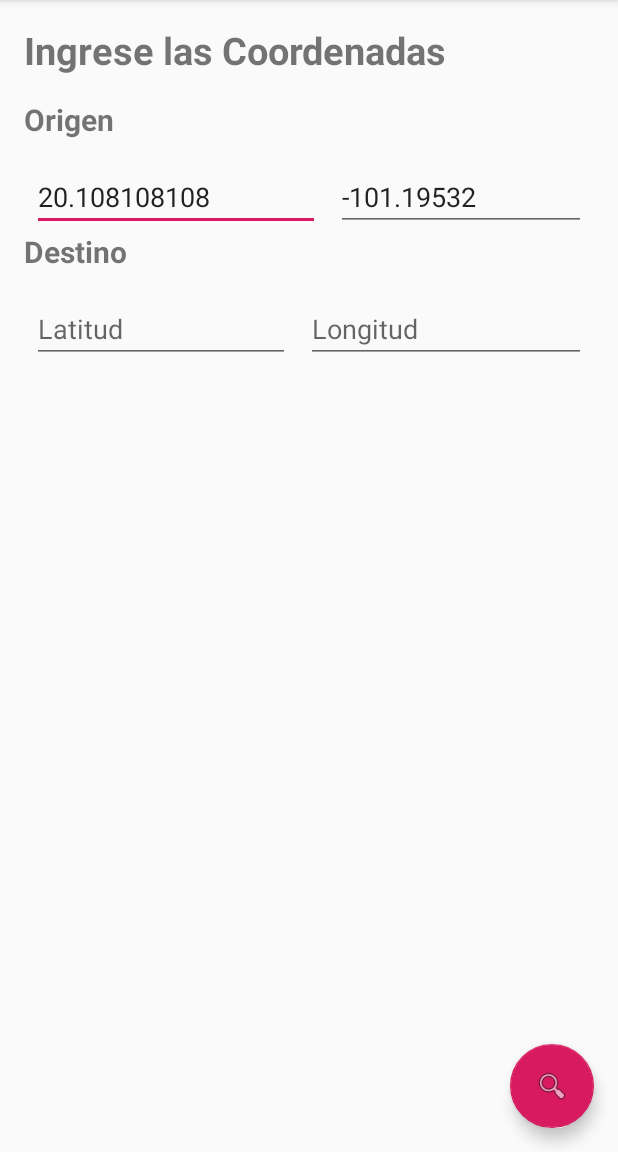
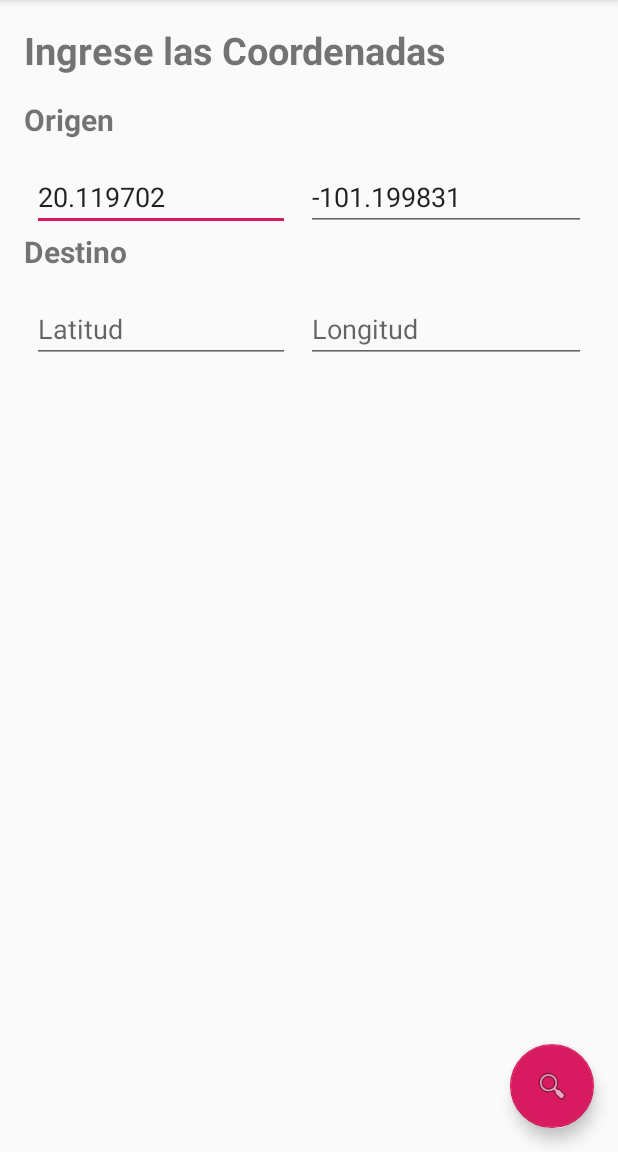
Before and after one commit to berelucy/mapitas, an Android app: the screen it shows after launch (MainActivity), on a phone screen of 412 x 824 dp, the part 84-1236 px from its top. Run offline under Robolectric (Android 15) with nearby library versions, the phone set to English and light mode, and no system bars; our stand-ins replace Volley.

Commit message:
con la ruta o clave

```diff
--- a/app/src/debug/res/values/google_maps_api.xml
+++ b/app/src/debug/res/values/google_maps_api.xml
@@ -20,5 +20,5 @@
     Once you have your key (it starts with "AIza"), replace the "google_maps_key"
     string in this file.
     -->
-    <string name="google_maps_key" templateMergeStrategy="preserve" translatable="false"> AIzaSyBsNmghczW1sJxirMytnYB6NAjG0zkMSDM</string>
+    <string name="google_maps_key" templateMergeStrategy="preserve" translatable="false"> AIzaSyDZx8ah9aVIZ57h7k1-V2DnivCSKNkLtXA</string>
 </resources>
--- a/app/src/main/AndroidManifest.xml
+++ b/app/src/main/AndroidManifest.xml
@@ -35,7 +35,8 @@
             </intent-filter>
         </activity>
         <meta-data
-            android:name="com.google.android.geo.API_KEY"
+
+           android:name="com.google.android.geo.API_KEY"
             android:value="@string/google_maps_key" />
     </application>
 
--- a/app/src/main/java/net/berenice/mapitas/MainActivity.java
+++ b/app/src/main/java/net/berenice/mapitas/MainActivity.java
@@ -52,7 +52,7 @@ public class MainActivity extends AppCompatActivity {
         txtLatFinal= (EditText) findViewById(R.id.txtLatFin);
         txtLongFinal= (EditText) findViewById(R.id.txtLongFin);
 
-        txtLatInicio.setText("20.108108108"); txtLongInicio.setText("-101.19532");
+        txtLatInicio.setText("20.119702"); txtLongInicio.setText("-101.199831");
         //Unicentro
 
 
@@ -76,12 +76,12 @@ public class MainActivity extends AppCompatActivity {
 
         request= Volley.newRequestQueue(getApplicationContext());
     }
-
+    String key = "AIzaSyDZx8ah9aVIZ57h7k1-V2DnivCSKNkLtXA";
 
     private void webServiceObtenerRuta(String latitudInicial, String longitudInicial, String latitudFinal, String longitudFinal) {
 
         String url="https://maps.googleapis.com/maps/api/directions/json?origin="+latitudInicial+","+longitudInicial
-                +"&destination="+latitudFinal+","+longitudFinal;
+                +"&destination="+latitudFinal+","+longitudFinal+"&key="+key+"";
 
         jsonObjectRequest=new JsonObjectRequest(Request.Method.GET, url, null, new Response.Listener<JSONObject>() {
             @Override
--- a/app/src/main/java/net/berenice/mapitas/MapsActivity.java
+++ b/app/src/main/java/net/berenice/mapitas/MapsActivity.java
@@ -107,7 +107,7 @@ public class MapsActivity extends FragmentActivity implements OnMapReadyCallback
            // // Agregamos todos los puntos en la ruta al objeto LineOptions
             lineOptions.addAll(points);
             ////Definimos el grosor de las Polilíneas
-            lineOptions.width(2);
+            lineOptions.width(4);
             ////Definimos el color de la Polilíneas
             lineOptions.color(Color.BLUE);
         }
```
